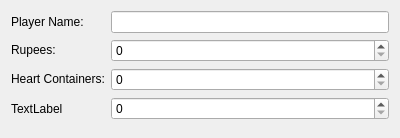
This is save editor/SS_SaveEditor/forms/gameinfowidget.ui in Antidote/skyward-sword-save-editor as Qt 5 draws it before an edit. The edited form follows.
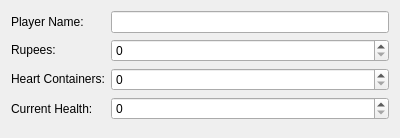
This is the edited form.

```diff
--- a/save editor/SS_SaveEditor/forms/gameinfowidget.ui
+++ b/save editor/SS_SaveEditor/forms/gameinfowidget.ui
@@ -30,7 +30,7 @@
    <item row="3" column="0">
     <widget class="QLabel" name="label_2">
      <property name="text">
-      <string>TextLabel</string>
+      <string>Current Health:</string>
      </property>
     </widget>
    </item>
```
Left out of the diff: 8 changed lines with no effect on the pictures.
